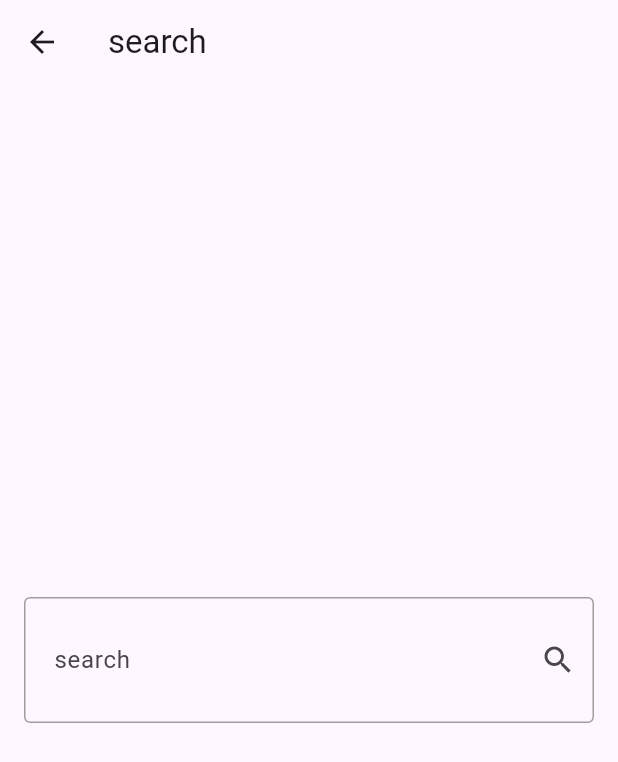
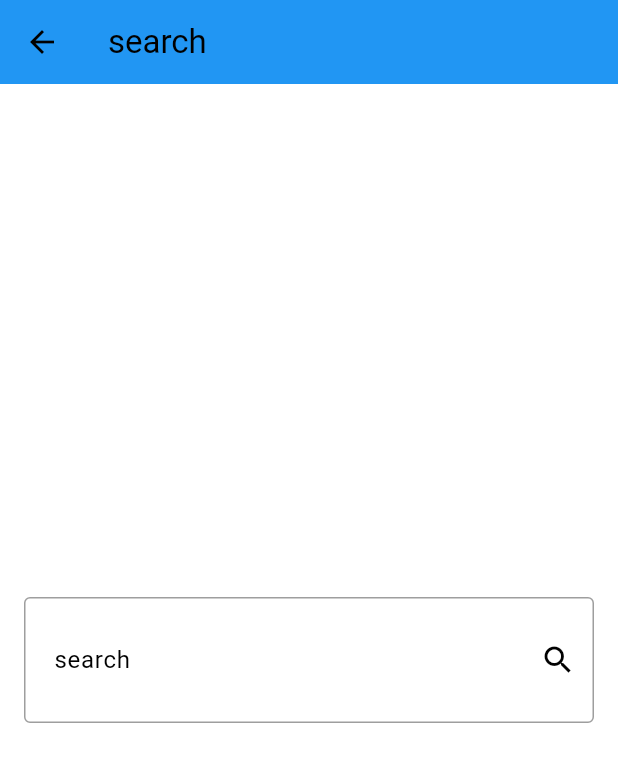
Before and after one commit to RanaAshraf20/weather_app_v2, a Flutter app: the screen it shows after launch, after a tap on the "search" icon, on a phone screen of 412 x 824 dp. Shown: the top 762 px of the screen. Run offline on Flutter 3.47's test engine with Material 3 defaults, Android fonts, the phone set to English and light mode, and no system bars; our stand-ins replace cached_network_image, dio, flutter_bloc.

Commit message:
add get theme method to change the theme depending on the condition i use builder widget as before it when i try to access the get weather cubit object its context is the same context of the weather app widget that is above the bloc provider so it can not access it so this builder build the widget with another context that is below the cubit so it can access it && change the theme of app bar and theme of the app

```diff
--- a/lib/main.dart
+++ b/lib/main.dart
@@ -1,6 +1,7 @@
 import 'package:flutter/material.dart';
 import 'package:flutter_bloc/flutter_bloc.dart';
 import 'package:weather_app_v2/cubits/get_weather_cubit/get_current_weather_cubit.dart';
+import 'package:weather_app_v2/cubits/get_weather_cubit/get_current_weather_state.dart';
 import 'package:weather_app_v2/views/home_view.dart';
 
 void main() {
@@ -14,11 +15,97 @@ class WeatherApp extends StatelessWidget {
   Widget build(BuildContext context) {
     return BlocProvider(
       create: (context) => GetCurrentWeatherCubit(),
-      child: MaterialApp(
-        theme: ThemeData.light(),
-        debugShowCheckedModeBanner: false,
-        home: const HomeView(),
-      ),
+      child: Builder(builder: (context) {
+        return BlocBuilder<GetCurrentWeatherCubit, WeatherState>(
+          builder: (context, state) => MaterialApp(
+            theme: ThemeData(
+              appBarTheme: AppBarTheme(
+                  color: getWeatherThemeColor(
+                BlocProvider.of<GetCurrentWeatherCubit>(context)
+                    .weatherModel
+                    ?.weatherCondition,
+              )),
+              colorScheme: ColorScheme.fromSwatch(
+                primarySwatch: getWeatherThemeColor(
+                    BlocProvider.of<GetCurrentWeatherCubit>(context)
+                        .weatherModel
+                        ?.weatherCondition),
+              ),
+            ),
+            debugShowCheckedModeBanner: false,
+            home: const HomeView(),
+          ),
+        );
+      }),
     );
   }
 }
+
+MaterialColor getWeatherThemeColor(String? condition) {
+  if (condition == null) {
+    return Colors.blue;
+  }
+  switch (condition) {
+    case 'Sunny':
+    case 'Clear':
+      return Colors.orange;
+
+    case 'Partly cloudy':
+    case 'Cloudy':
+    case 'Overcast':
+      return Colors.blueGrey;
+
+    case 'Mist':
+    case 'Fog':
+    case 'Freezing fog':
+      return Colors.grey;
+
+    case 'Patchy rain possible':
+    case 'Patchy light drizzle':
+    case 'Light drizzle':
+    case 'Light rain':
+    case 'Patchy light rain':
+    case 'Moderate rain':
+    case 'Moderate rain at times':
+    case 'Heavy rain':
+    case 'Heavy rain at times':
+    case 'Light rain shower':
+    case 'Moderate or heavy rain shower':
+    case 'Torrential rain shower':
+    case 'Light freezing rain':
+    case 'Moderate or heavy freezing rain':
+      return Colors.blue;
+
+    case 'Patchy snow possible':
+    case 'Light snow':
+    case 'Patchy light snow':
+    case 'Moderate snow':
+    case 'Heavy snow':
+    case 'Blizzard':
+    case 'Light snow showers':
+    case 'Moderate or heavy snow showers':
+      return Colors.lightBlue;
+
+    case 'Patchy sleet possible':
+    case 'Light sleet':
+    case 'Moderate or heavy sleet':
+    case 'Light sleet showers':
+    case 'Moderate or heavy sleet showers':
+      return Colors.indigo;
+
+    case 'Thundery outbreaks possible':
+    case 'Patchy light rain with thunder':
+    case 'Moderate or heavy rain with thunder':
+    case 'Patchy light snow with thunder':
+    case 'Moderate or heavy snow with thunder':
+      return Colors.deepPurple;
+
+    case 'Ice pellets':
+    case 'Light showers of ice pellets':
+    case 'Moderate or heavy showers of ice pellets':
+      return Colors.cyan;
+
+    default:
+      return Colors.blue; // fallback color
+  }
+}
```
